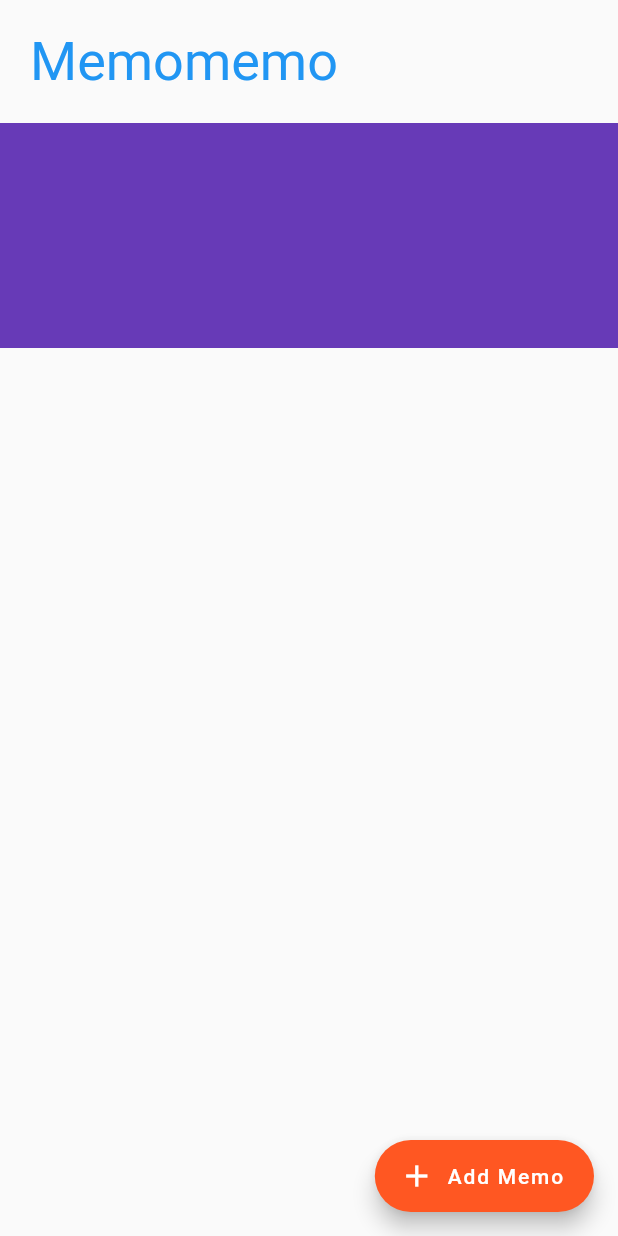
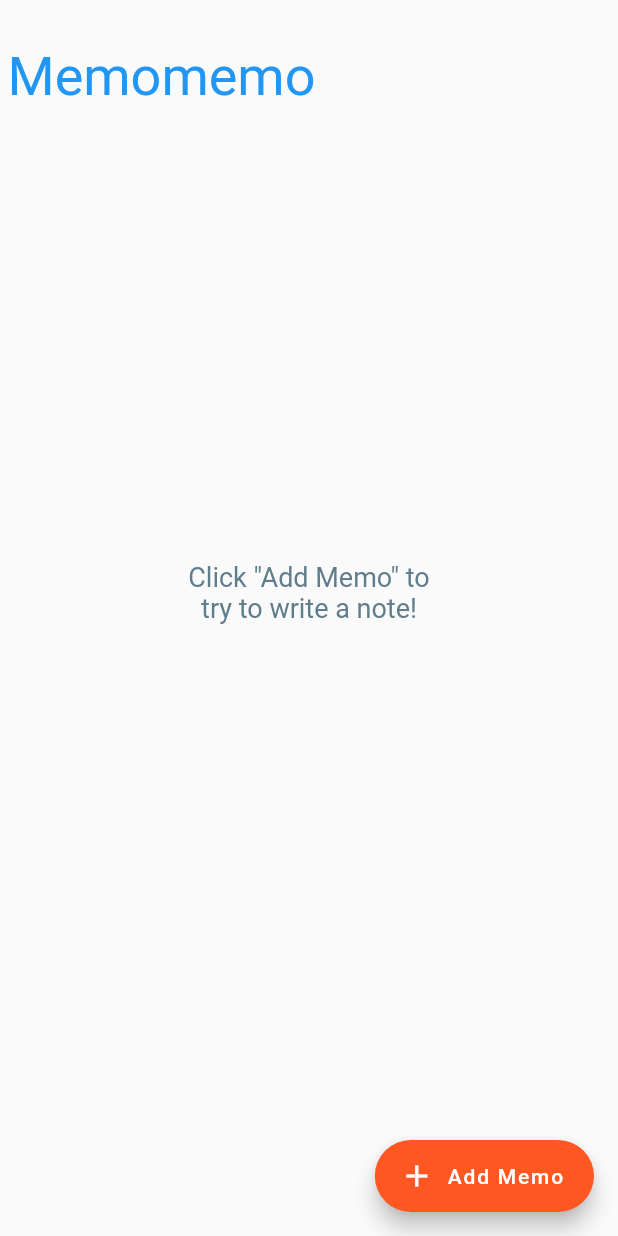
Before and after one commit to pjy4183/FlutterProject, a Flutter app: the screen it shows after launch, on a phone screen of 412 x 824 dp. Run offline on Flutter 3.47's test engine with Material 2 defaults, Android fonts, the phone set to English and light mode, and no system bars; our stand-ins replace sqflite; accounts and stored records are empty.

Commit message:
Update home screen

```diff
--- a/memomemo/lib/screens/home.dart
+++ b/memomemo/lib/screens/home.dart
@@ -1,6 +1,8 @@
 import 'package:flutter/material.dart';
 import 'package:flutter/cupertino.dart';
 import 'edit.dart';
+import 'package:memomemo/database/db.dart';
+import 'package:memomemo/database/memo.dart';
 
 class MyHomePage extends StatefulWidget {
   MyHomePage({Key key, this.title}) : super(key: key);
@@ -14,22 +16,24 @@ class _MyHomePageState extends State<MyHomePage> {
   @override
   Widget build(BuildContext context) {
     return Scaffold(
-      body: ListView(
-        physics: BouncingScrollPhysics(),
+      body: Column(
         children: <Widget>[
-          Row(children: <Widget>[
-            Padding(padding: EdgeInsets.only(left:20, top:20, bottom:20),
-            child: Text('Memomemo', style: TextStyle(fontSize: 36, color:Colors.blue)),)
-          ],),
-         ...LoadMemo()
+          Padding(
+            padding: EdgeInsets.only(left: 5, top: 30, bottom: 20),
+            child: Container(
+              child: Text('Memomemo',
+                style: TextStyle(fontSize: 36, color: Colors.blue)),
+                alignment: Alignment.centerLeft,
+            ),
+          ),
+          Expanded(child: memoBuilder()),
         ],
       ),
+
       floatingActionButton: FloatingActionButton.extended(
-        onPressed: (){
+        onPressed: () {
           Navigator.push(
-            context,
-            CupertinoPageRoute(builder: (context) => EditPage())
-          );
+              context, CupertinoPageRoute(builder: (context) => EditPage()));
         },
         tooltip: 'Click if you need to add memo',
         label: Text('Add Memo'),
@@ -40,7 +44,54 @@ class _MyHomePageState extends State<MyHomePage> {
 
   List<Widget> LoadMemo() {
     List<Widget> memoList = [];
-    memoList.add(Container(color: Colors.deepPurple, height:150,));
+    memoList.add(Container(
+      color: Colors.deepPurple,
+      height: 150,
+    ));
     return memoList;
   }
+
+  Future<List<Memo>> loadMemo() async {
+    DBHelper sd = DBHelper();
+    return await sd.memos();
+  }
+
+  Widget memoBuilder(){
+    return FutureBuilder(
+      builder: (context, projectSnap){
+        if (projectSnap.data.isEmpty) {
+            return Container(
+              alignment: Alignment.center,
+              child: Text('Click "Add Memo" to \ntry to write a note!\n\n\n\n\n\n',
+                style: TextStyle(fontSize: 18, color: Colors.blueGrey),
+                textAlign: TextAlign.center,),);
+        }
+        return ListView.builder(
+          itemCount: projectSnap.data.length,
+          itemBuilder: (context, index) {
+            Memo memo = projectSnap.data[index];
+            return Container(
+              child: Column(
+              children: <Widget>[
+                Text(memo.title),
+                Text(memo.text),
+                Text(memo.createTime)
+              ],
+            ),
+              decoration: BoxDecoration(
+                color: Colors.white,
+                border: Border.all(
+                  color: Colors.blue,
+                  width: 8,
+                ),
+                borderRadius: BorderRadius.circular(12),
+              ),
+
+            );
+          },
+        );
+      },
+      future: loadMemo(),
+    );
+  }
 }
```
